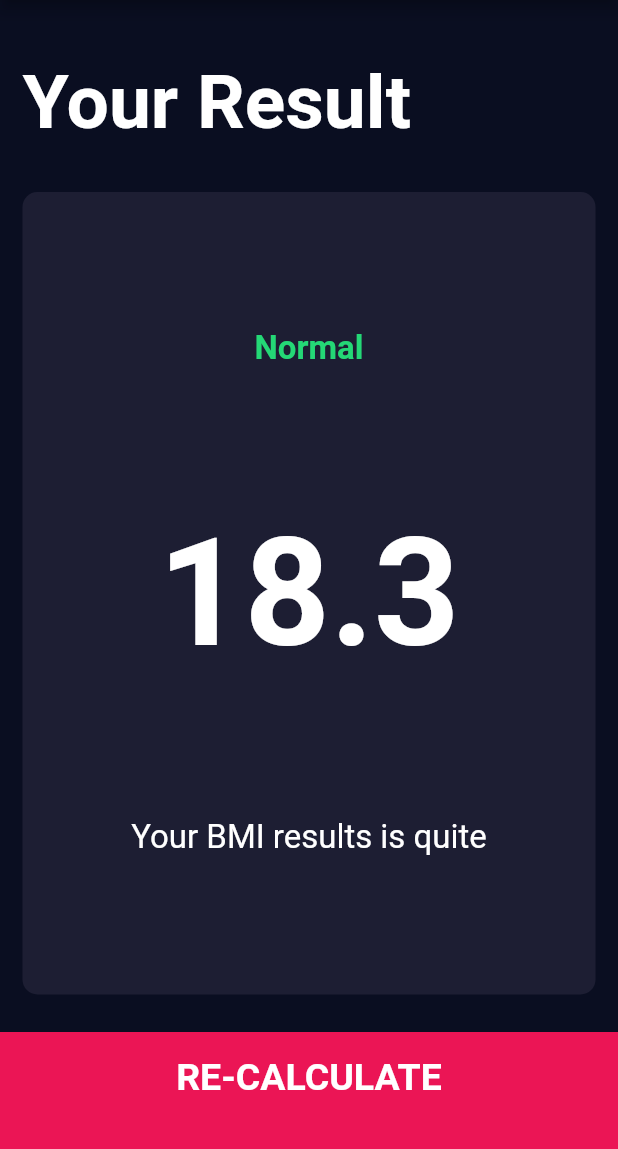
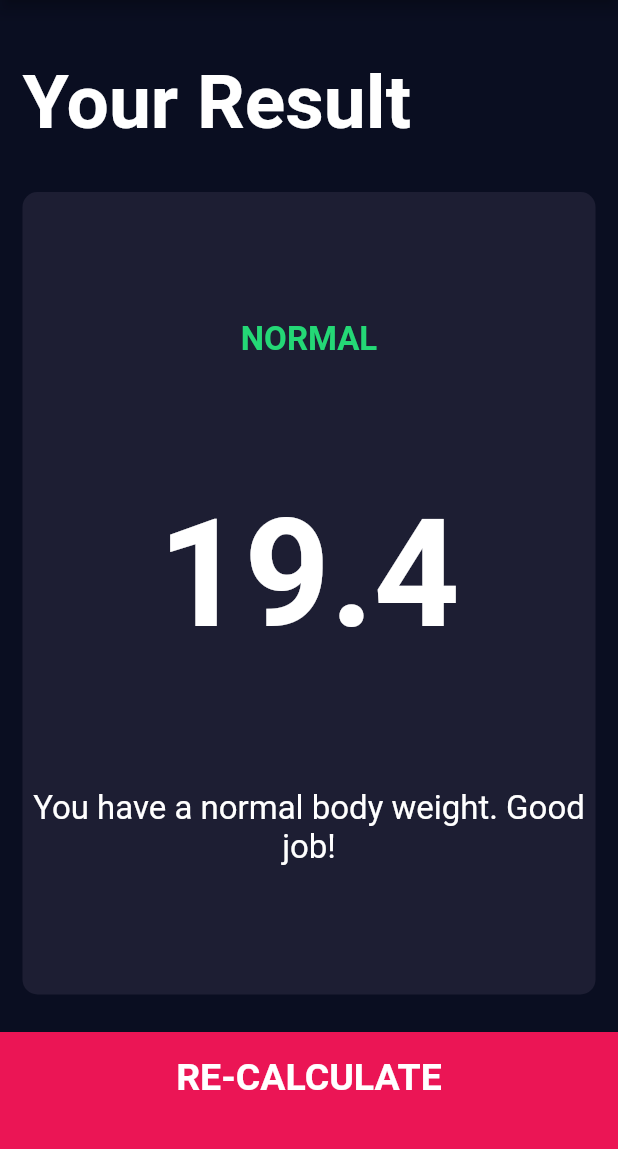
Before and after one commit to UildsonSantos/Flutter_with_Angela_Yu, a Flutter app: the screen it shows after launch, after a tap on "CALCULATE", on a phone screen of 412 x 824 dp, the part 84-1233 px from its top. Run offline on Flutter 3.47's test engine with Material 2 defaults, Android fonts, the phone set to English and light mode, and no system bars; our stand-ins replace audioplayers, rflutter_alert.

Commit message:
impl. the BMI Calculator Functionality

```diff
--- /dev/null
+++ b/bmi_calculator/lib/calculator_brain.dart
@@ -0,0 +1,38 @@
+import 'dart:math';
+
+class CalculatorBrain {
+  final double height;
+  final double weight;
+
+  double _bmi = 0;
+
+  CalculatorBrain({
+    required this.height,
+    required this.weight,
+  });
+
+  String calculateBMI() {
+    _bmi = weight / pow(height / 100, 2);
+    return _bmi.toStringAsFixed(1);
+  }
+
+  String getResult() {
+    if (_bmi >= 25) {
+      return 'Overweight';
+    } else if (_bmi > 18.5) {
+      return 'Normal';
+    } else {
+      return 'Underweight';
+    }
+  }
+
+  String getInterpretation() {
+    if (_bmi >= 25) {
+      return 'You have a higher than normal body weight. Try to exercise more.';
+    } else if (_bmi >= 18.5) {
+      return 'You have a normal body weight. Good job!';
+    } else {
+      return 'You have a lower than normal body weight. You can eat a bit more.';
+    }
+  }
+}
--- a/bmi_calculator/lib/screens/input_page.dart
+++ b/bmi_calculator/lib/screens/input_page.dart
@@ -1,10 +1,12 @@
 import 'package:flutter/material.dart';
 
-import 'package:bmi_calculator/constants.dart';
+import 'package:bmi_calculator/calculator_brain.dart';
+import 'package:bmi_calculator/components/bottom_button.dart';
 import 'package:bmi_calculator/components/icon_content.dart';
 import 'package:bmi_calculator/components/reusable_card.dart';
+import 'package:bmi_calculator/components/round_icon_button.dart';
+import 'package:bmi_calculator/constants.dart';
 import 'package:bmi_calculator/screens/results_page.dart';
-import 'package:bmi_calculator/components/round_icon_button.dart';
 
 enum Gender {
   male,
@@ -215,24 +217,24 @@
               ],
             ),
           ),
-          GestureDetector(
+          BottomButton(
+            buttonTitle: 'CALCULATE',
             onTap: () {
-              Navigator.push(context,
-                  MaterialPageRoute(builder: (context) => const ResultsPage()));
+              CalculatorBrain calc =
+              CalculatorBrain(height: height, weight: weight);
+
+              Navigator.push(
+                context,
+                MaterialPageRoute(
+                  builder: (context) => ResultsPage(
+                    bmiResult: calc.calculateBMI(),
+                    resultText: calc.getResult(),
+                    interpretation: calc.getInterpretation(),
+                  ),
+                ),
+              );
             },
-            child: Container(
-              color: kBottomContainerColour,
-              margin: const EdgeInsets.only(top: 10.0),
-              height: kBottomContainerHeight,
-              width: double.infinity,
-              child: const Center(
-                child:  Text(
-                  'CALCULATE',
-                  style: kLargeButtonTextStyle,
-                ),
-              ),
-            ),
-          )
+          ),
         ],
       ),
     );
--- a/bmi_calculator/lib/screens/results_page.dart
+++ b/bmi_calculator/lib/screens/results_page.dart
@@ -5,7 +5,16 @@
 import 'package:bmi_calculator/components/reusable_card.dart';
 
 class ResultsPage extends StatelessWidget {
-  const ResultsPage({Key? key}) : super(key: key);
+  final String bmiResult;
+  final String resultText;
+  final String interpretation;
+
+  const ResultsPage({
+    Key? key,
+    required this.bmiResult,
+    required this.resultText,
+    required this.interpretation,
+  }) : super(key: key);
 
   @override
   Widget build(BuildContext context) {
@@ -35,17 +44,17 @@
               cardChild: Column(
                 mainAxisAlignment: MainAxisAlignment.spaceEvenly,
                 crossAxisAlignment: CrossAxisAlignment.center,
-                children: const <Widget>[
+                children: <Widget>[
                   Text(
-                    'Normal',
+                    resultText.toUpperCase(),
                     style: kResultTextStyle,
                   ),
                   Text(
-                    '18.3',
+                    bmiResult,
                     style: kBMITextStyle,
                   ),
                   Text(
-                    'Your BMI results is quite',
+                    interpretation,
                     textAlign: TextAlign.center,
                     style: kBodyTextStyle,
                   ),
```
